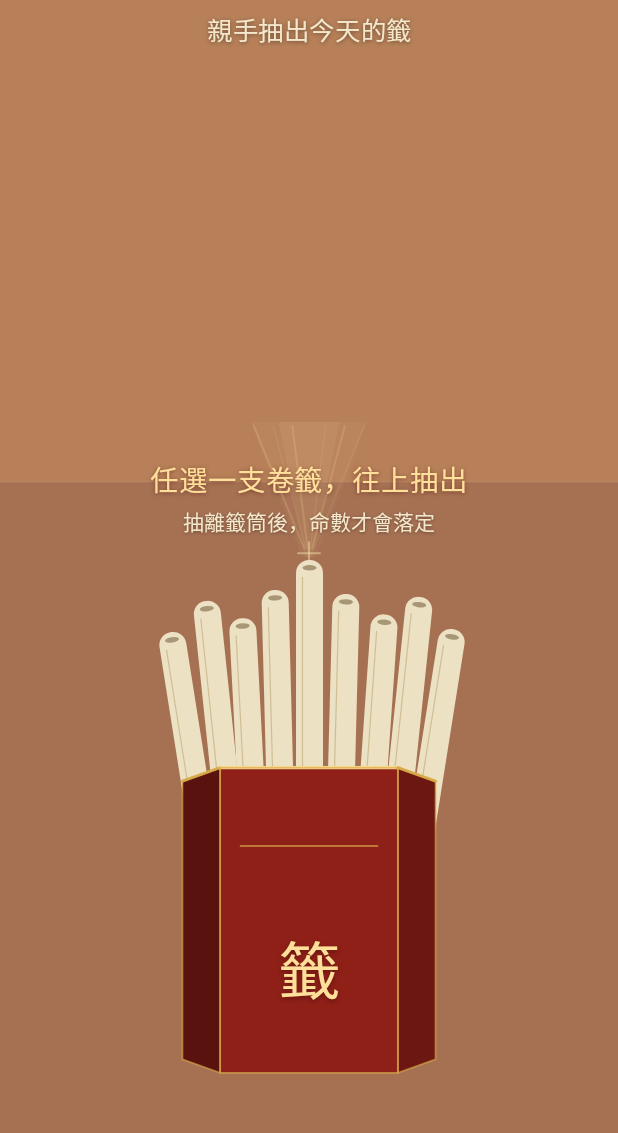
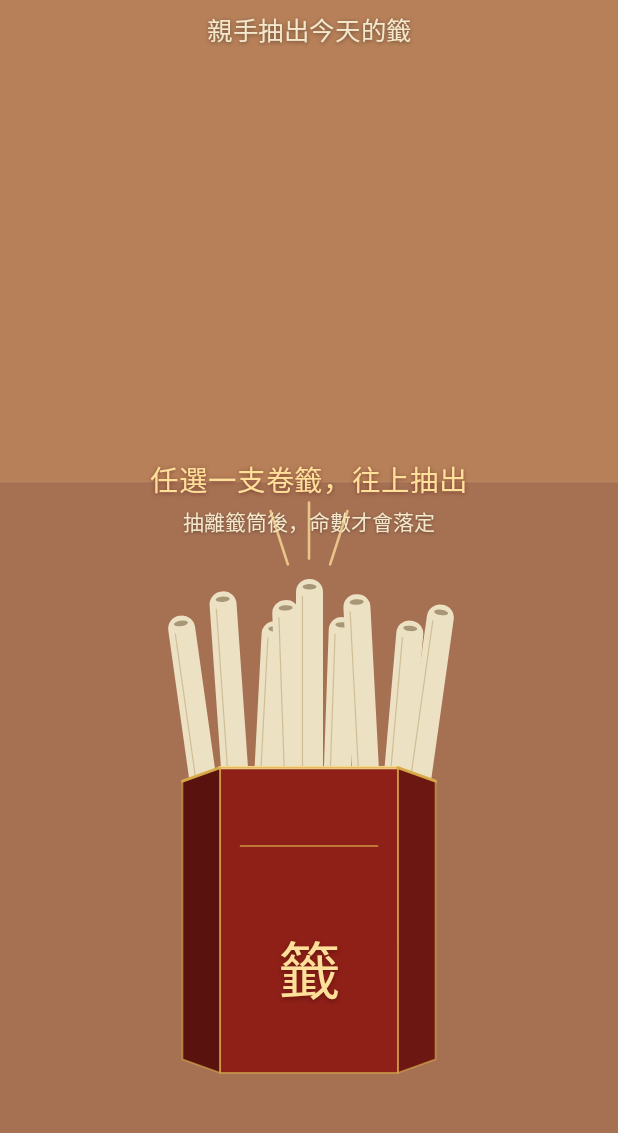
Before and after one commit to treepolo/daily-fortune, an Android app built with Jetpack Compose: the composable DailyFortuneScreen shown on its own in the app's theme, on a phone screen of 412 x 824 dp, the part 99-1232 px from its top. Run offline under Robolectric (Android 15) with nearby library versions, the light colour scheme and no system bars; Roboto replaces fonts that are not available here; 3 statements that could not run were skipped.

Commit message:
Restore v0.6.3 slip layout and simplify emphasis
Restore the approved v0.6.3 resting slip arrangement, keep multi-slip interaction, replace the flashlight beam with three simple manga emphasis strokes, and preserve the cleaned background and result UI.

```diff
--- a/app/build.gradle.kts
+++ b/app/build.gradle.kts
@@ -31,7 +31,7 @@ val prepareKaiFont by tasks.registering {
         if (!zipFile.exists() || zipFile.length() < 1_000_000L) {
             val url = URI("https://www.cns11643.gov.tw/opendata/Fonts_Kai.zip").toURL()
             val connection = url.openConnection().apply {
-                setRequestProperty("User-Agent", "daily-fortune-android-build/0.6.4")
+                setRequestProperty("User-Agent", "daily-fortune-android-build/0.6.5")
                 connectTimeout = 20_000
                 readTimeout = 120_000
             }
@@ -68,7 +68,7 @@ android {
         // CI builds use the monotonically increasing GitHub Actions run number so
         // every distributed APK can upgrade the previous one in place.
         versionCode = System.getenv("GITHUB_RUN_NUMBER")?.toIntOrNull() ?: 2
-        versionName = "0.6.4"
+        versionName = "0.6.5"
 
         // Empty values keep the app fully offline with embedded experiment defaults.
         // Production builds can inject these once; future experiment changes happen remotely.
--- a/app/src/main/java/com/treepolo/dailyfortune/ui/DailyFortuneScreen.kt
+++ b/app/src/main/java/com/treepolo/dailyfortune/ui/DailyFortuneScreen.kt
@@ -282,9 +282,6 @@ private fun DistantTempleBackdrop() {
     ) {
         Canvas(modifier = Modifier.fillMaxSize()) {
             val horizon = size.height * 0.47f
-
-            // Intentionally plain. Device review showed that symbolic circles, foliage blobs,
-            // and the tiny temple silhouette read as meaningless or ominous decoration.
             drawRect(
                 color = BackgroundRaised.copy(alpha = 0.68f),
                 topLeft = Offset(0f, horizon),
@@ -412,68 +409,32 @@ private fun RolledPaperSlip(modifier: Modifier = Modifier) {
 }
 
 @Composable
-private fun SlipSpotlight(
+private fun SlipEmphasisLines(
     active: Boolean,
-    dragProgress: Float,
     modifier: Modifier = Modifier,
 ) {
-    val transition = rememberInfiniteTransition(label = "slip-spotlight")
-    val breathe by transition.animateFloat(
-        initialValue = 0.72f,
-        targetValue = 1f,
-        animationSpec = infiniteRepeatable(
-            tween(700, easing = FastOutSlowInEasing),
-            repeatMode = RepeatMode.Reverse,
-        ),
-        label = "slip-spotlight-breathe",
-    )
-    Canvas(modifier = modifier.size(width = 92.dp, height = 96.dp)) {
-        val source = Offset(size.width / 2f, size.height * 0.94f)
-        val strength = (if (active) 1f else 0.72f) * breathe * (1f - dragProgress * 0.20f)
-
-        val outerBeam = Path().apply {
-            moveTo(size.width * 0.08f, 0f)
-            lineTo(size.width * 0.92f, 0f)
-            lineTo(source.x + 7f, source.y)
-            lineTo(source.x - 7f, source.y)
-            close()
-        }
-        drawPath(outerBeam, GoldBright.copy(alpha = 0.055f * strength))
-
-        val innerBeam = Path().apply {
-            moveTo(size.width * 0.28f, 0f)
-            lineTo(size.width * 0.72f, 0f)
-            lineTo(source.x + 4f, source.y)
-            lineTo(source.x - 4f, source.y)
-            close()
-        }
-        drawPath(innerBeam, AmberHighlight.copy(alpha = 0.11f * strength))
-
-        val rayXs = listOf(0.10f, 0.24f, 0.38f, 0.62f, 0.76f, 0.90f)
-        rayXs.forEachIndexed { index, fraction ->
-            drawLine(
-                color = GoldBright.copy(alpha = (0.20f + if (index % 2 == 0) 0.08f else 0f) * strength),
-                start = Offset(size.width * fraction, 4f),
-                end = Offset(
-                    source.x + (fraction - 0.5f) * 12f,
-                    source.y - 9f,
-                ),
-                strokeWidth = if (index % 2 == 0) 2.0f else 1.1f,
-                cap = StrokeCap.Round,
-            )
-        }
+    Canvas(modifier = modifier.size(width = 64.dp, height = 48.dp)) {
+        val alpha = if (active) 0.98f else 0.76f
+        val stroke = if (active) 3.2f else 2.6f
         drawLine(
-            color = AmberHighlight.copy(alpha = 0.70f * strength),
-            start = Offset(source.x - 11f, source.y - 4f),
-            end = Offset(source.x + 11f, source.y - 4f),
-            strokeWidth = 2.0f,
+            color = GoldBright.copy(alpha = alpha),
+            start = Offset(size.width * 0.28f, size.height * 0.88f),
+            end = Offset(size.width * 0.10f, size.height * 0.14f),
+            strokeWidth = stroke,
             cap = StrokeCap.Round,
         )
         drawLine(
-            color = AmberHighlight.copy(alpha = 0.70f * strength),
-            start = Offset(source.x, source.y - 15f),
-            end = Offset(source.x, source.y + 7f),
-            strokeWidth = 2.0f,
+            color = GoldBright.copy(alpha = alpha),
+            start = Offset(size.width * 0.50f, size.height * 0.80f),
+            end = Offset(size.width * 0.50f, size.height * 0.02f),
+            strokeWidth = stroke,
+            cap = StrokeCap.Round,
+        )
+        drawLine(
+            color = GoldBright.copy(alpha = alpha),
+            start = Offset(size.width * 0.72f, size.height * 0.88f),
+            end = Offset(size.width * 0.90f, size.height * 0.14f),
+            strokeWidth = stroke,
             cap = StrokeCap.Round,
         )
     }
@@ -490,42 +451,43 @@ private fun InteractiveFortuneTube(
     var dragProgress by remember { mutableFloatStateOf(0f) }
     var committed by remember { mutableStateOf(false) }
 
+    // Resting positions are exactly the v0.6.3 arrangement the device review approved:
+    // eight rear rolls first, then the slightly higher center roll drawn on top.
     val poses = remember {
         listOf(
-            SlipPose(-74, 54, -9f),
-            SlipPose(-57, 34, -6f),
-            SlipPose(-39, 46, -3f),
-            SlipPose(-20, 27, -1.5f),
-            SlipPose(0, 7, 0f),
-            SlipPose(21, 30, 1.5f),
-            SlipPose(42, 43, 4f),
-            SlipPose(61, 31, 6f),
-            SlipPose(77, 52, 9f),
+            SlipPose(-70, 43, -8f),
+            SlipPose(-50, 28, -4f),
+            SlipPose(-29, 48, 3f),
+            SlipPose(-12, 34, -2f),
+            SlipPose(18, 45, 2f),
+            SlipPose(37, 30, -3f),
+            SlipPose(57, 47, 5f),
+            SlipPose(72, 36, 8f),
+            SlipPose(0, 20, 0f),
         )
     }
-    val suggestedIndex = 4
+    val suggestedIndex = 8
     val focusIndex = activeIndex ?: suggestedIndex
     val focusPose = poses[focusIndex]
-    val focusLift = if (activeIndex != null) 16f + 150f * dragProgress else 0f
+    val focusLift = if (activeIndex != null) 10f + 150f * dragProgress else 0f
 
     Box(
         modifier = Modifier.size(width = 228.dp, height = 360.dp),
         contentAlignment = Alignment.TopCenter,
     ) {
-        SlipSpotlight(
+        SlipEmphasisLines(
             active = activeIndex != null,
-            dragProgress = dragProgress,
             modifier = Modifier
                 .offset(
                     x = focusPose.x.dp,
-                    y = (focusPose.y - 92f - focusLift).dp,
+                    y = (focusPose.y - 52f - focusLift).dp,
                 )
                 .zIndex(0f),
         )
 
         poses.forEachIndexed { index, pose ->
             val isActive = activeIndex == index
-            val lift = if (isActive) 16f + 150f * dragProgress else 0f
+            val lift = if (isActive) 10f + 150f * dragProgress else 0f
             val currentRotation = if (isActive) {
                 pose.rotation * (1f - dragProgress * 0.78f)
             } else {
@@ -589,7 +551,6 @@ private fun InteractiveFortuneTube(
             }
         }
 
-        // The opening stays hidden. The front rim is simply the occlusion boundary.
         Canvas(
             modifier = Modifier
                 .fillMaxSize()
```
